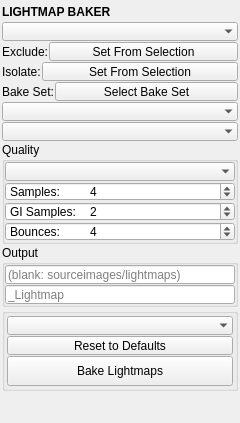
Above: mayatk/light_utils/lightmap_baker/lightmap_baker.ui from m3trik/mayatk before the change. Below: the same form after it.
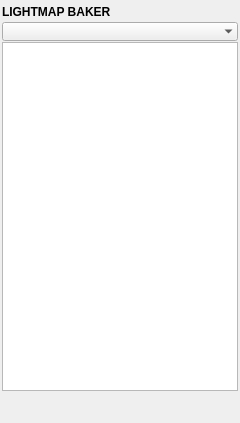
That is the form after the change. The open tabs and pages were chosen to show the change. Custom widgets are drawn as their Qt base class.

```diff
--- a/mayatk/light_utils/lightmap_baker/lightmap_baker.ui
+++ b/mayatk/light_utils/lightmap_baker/lightmap_baker.ui
@@ -94,6 +94,52 @@
        </widget>
       </item>
       <item>
+       <widget class="ComboBox" name="cmb_page">
+        <property name="minimumSize">
+         <size>
+          <width>0</width>
+          <height>19</height>
+         </size>
+        </property>
+        <property name="maximumSize">
+         <size>
+          <width>16777215</width>
+          <height>19</height>
+         </size>
+        </property>
+        <property name="toolTip">
+         <string>Bake — what a new bake covers and how it renders.
+
+Manage — the maps the scene already reads: which are out of date and why, re-baked or reverted from one list.</string>
+        </property>
+        <property name="frame">
+         <bool>false</bool>
+        </property>
+       </widget>
+      </item>
+      <item>
+       <widget class="QStackedWidget" name="stk_pages">
+        <property name="currentIndex">
+         <number>0</number>
+        </property>
+        <widget class="QWidget" name="page_bake">
+         <layout class="QVBoxLayout" name="bake_layout">
+          <property name="spacing">
+           <number>1</number>
+          </property>
+          <property name="leftMargin">
+           <number>0</number>
+          </property>
+          <property name="topMargin">
+           <number>0</number>
+          </property>
+          <property name="rightMargin">
+           <number>0</number>
+          </property>
+          <property name="bottomMargin">
+           <number>0</number>
+          </property>
+      <item>
        <widget class="ComboBox" name="cmb_scope">
         <property name="minimumSize">
          <size>
@@ -252,68 +298,6 @@
         </item>
        </layout>
       </item>
-      <item>
-       <layout class="QHBoxLayout" name="bake_set_layout">
-        <property name="spacing">
-         <number>1</number>
-        </property>
-        <item>
-         <widget class="QLabel" name="lbl_bake_set">
-          <property name="minimumSize">
-           <size>
-            <width>0</width>
-            <height>19</height>
-           </size>
-          </property>
-          <property name="maximumSize">
-           <size>
-            <width>16777215</width>
-            <height>19</height>
-           </size>
-          </property>
-          <property name="toolTip">
-           <string>Bake Set — the objects the last bake acted on, stored in the scene as a set (lightmapBaker_baked), so selecting it and baking again re-runs that bake.</string>
-          </property>
-          <property name="text">
-           <string>Bake Set:</string>
-          </property>
-          <property name="caption" stdset="0">
-           <bool>true</bool>
-          </property>
-         </widget>
-        </item>
-        <item>
-         <widget class="QPushButton" name="select_bake_set">
-          <property name="sizePolicy">
-           <sizepolicy hsizetype="Expanding" vsizetype="Fixed">
-            <horstretch>1</horstretch>
-            <verstretch>0</verstretch>
-           </sizepolicy>
-          </property>
-          <property name="minimumSize">
-           <size>
-            <width>0</width>
-            <height>19</height>
-           </size>
-          </property>
-          <property name="maximumSize">
-           <size>
-            <width>16777215</width>
-            <height>19</height>
-           </size>
-          </property>
-          <property name="toolTip">
-           <string>Select the objects of the last saved bake (hidden ones included).
-
-The disk button is Save After Bake: while it is on, every bake replaces the scene's Bake Set with the objects it acted on — the Scope minus the Exclude set and what Arnold renders nothing of — finished or not. One setting for every scene. The tag button names the set with the naming convention's Set suffix (the Naming panel's, _SET by default).</string>
-          </property>
-          <property name="text">
-           <string>Select Bake Set</string>
-          </property>
-         </widget>
-        </item>
-       </layout>
-      </item>
       <item>
        <widget class="ComboBox" name="cmb002">
         <property name="minimumSize">
@@ -699,6 +683,42 @@
         </layout>
        </widget>
       </item>
+         </layout>
+        </widget>
+        <widget class="QWidget" name="page_manage">
+         <layout class="QVBoxLayout" name="manage_layout">
+          <property name="spacing">
+           <number>1</number>
+          </property>
+          <property name="leftMargin">
+           <number>0</number>
+          </property>
+          <property name="topMargin">
+           <number>0</number>
+          </property>
+          <property name="rightMargin">
+           <number>0</number>
+          </property>
+          <property name="bottomMargin">
+           <number>0</number>
+          </property>
+          <item>
+           <widget class="TableWidget" name="tbl_maps">
+            <property name="sizePolicy">
+             <sizepolicy hsizetype="Expanding" vsizetype="Expanding">
+              <horstretch>0</horstretch>
+              <verstretch>1</verstretch>
+             </sizepolicy>
+            </property>
+            <property name="toolTip">
+             <string>Every lightmap the scene reads: how many objects read it and whether it is up to date. Hover a row for its folder, who wrote it and why it re-bakes; select rows to select their objects. Right-click a row to open its map's folder. The full Bake Report is in the header menu.</string>
+            </property>
+           </widget>
+          </item>
+         </layout>
+        </widget>
+       </widget>
+      </item>
       <item>
        <spacer name="verticalSpacer">
         <property name="orientation">
@@ -757,6 +777,11 @@
    <extends>QLineEdit</extends>
    <header>uitk.widgets.lineEdit.LineEdit.h</header>
   </customwidget>
+  <customwidget>
+   <class>TableWidget</class>
+   <extends>QTableWidget</extends>
+   <header>uitk.widgets.tableWidget.TableWidget.h</header>
+  </customwidget>
  </customwidgets>
  <resources/>
  <connections/>
```
Left out of the diff: 11 changed lines with no effect on the pictures. Lines whose indentation alone changed are shown as unchanged.
